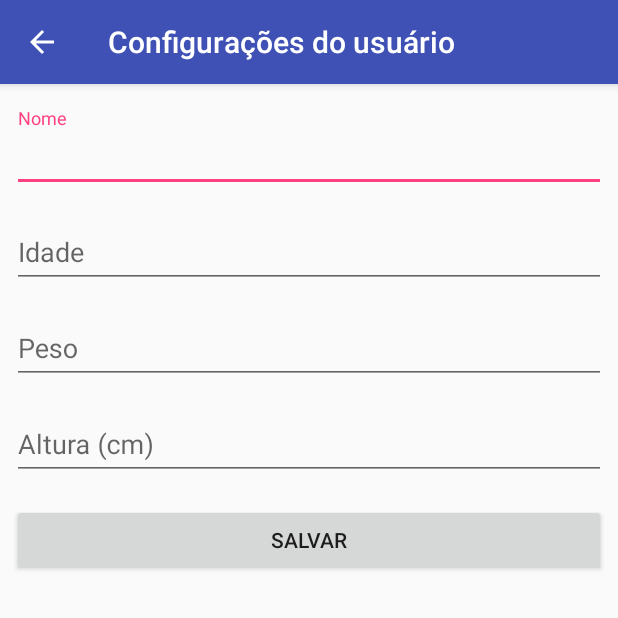
After one commit to lucasratske/workout-android, an Android app: the UserActivity screen opened directly, with no data from a screen before it, on a phone screen of 412 x 824 dp, the top half of it. The commit adds this screen. Run offline under Robolectric (Android 15) with nearby library versions, the phone set to English and light mode, and no system bars; our stand-ins replace Firebase (no records; nobody signed in at launch, a user with empty details on screens opened directly).

Commit message:
Added user activity

```diff
--- a/app/src/main/AndroidManifest.xml
+++ b/app/src/main/AndroidManifest.xml
@@ -38,8 +38,14 @@
             android:parentActivityName=".activity.MainActivity">
             <meta-data
                 android:name="android.support.PARENT_ACTIVITY"
-                android:value=".activity.MainActivity">
-            </meta-data>
+                android:value=".activity.MainActivity"></meta-data>
+        </activity>
+        <activity android:name=".activity.UserActivity"
+            android:label="@string/title_activity_user"
+            android:parentActivityName=".activity.MainActivity">
+            <meta-data
+                android:name="android.support.PARENT_ACTIVITY"
+                android:value=".activity.MainActivity"></meta-data>
         </activity>
     </application>
 
--- a/app/src/main/java/br/com/ratske/workout/activity/MainActivity.java
+++ b/app/src/main/java/br/com/ratske/workout/activity/MainActivity.java
@@ -118,4 +118,9 @@ public class MainActivity extends AppCompatActivity {
         Intent i = new Intent(MainActivity.this, WorkoutsActivity.class);
         startActivity(i);
     }
+
+    public void openUser(View view) {
+        Intent i = new Intent(MainActivity.this, UserActivity.class);
+        startActivity(i);
+    }
 }
--- a/app/src/main/java/br/com/ratske/workout/activity/RegisterActivity.java
+++ b/app/src/main/java/br/com/ratske/workout/activity/RegisterActivity.java
@@ -23,7 +23,6 @@ import br.com.ratske.workout.utils.Utils;
 
 public class RegisterActivity extends AppCompatActivity {
 
-    private DatabaseReference reference = FirebaseDatabase.getInstance().getReference();
     private FirebaseAuth mAuth = FirebaseAuth.getInstance();
     private FirebaseAuth.AuthStateListener mAuthListener;
     private EditText textEmail;
@@ -86,12 +85,15 @@ public class RegisterActivity extends AppCompatActivity {
                         new OnCompleteListener<AuthResult>() {
                             @Override
                             public void onComplete(@NonNull Task<AuthResult> task) {
+
                                 if (task.isSuccessful()) {
 
                                     FirebaseUser firebaseUser = mAuth.getCurrentUser();
 
-                                    DatabaseReference users = reference.child("users");
+                                    DatabaseReference users = FirebaseDatabase.getInstance().getReference("users");
+                                    String key = users.push().getKey();
                                     User user = new User();
+                                    user.setId(key);
                                     user.setAuthId(firebaseUser.getUid());
                                     user.setName(textName.getText().toString());
                                     user.setEmail(firebaseUser.getEmail());
@@ -99,7 +101,7 @@ public class RegisterActivity extends AppCompatActivity {
                                     user.setWeight(Float.parseFloat(textWeight.getText().toString()));
                                     user.setHeight(Integer.parseInt(textHeight.getText().toString()));
 
-                                    users.push().setValue(user);
+                                    users.child(key).setValue(user);
 
                                     Toast.makeText(
                                             RegisterActivity.this,
--- /dev/null
+++ b/app/src/main/java/br/com/ratske/workout/activity/UserActivity.java
@@ -0,0 +1,59 @@
+package br.com.ratske.workout.activity;
+
+import android.support.v7.app.AppCompatActivity;
+import android.os.Bundle;
+import android.util.Log;
+import android.widget.EditText;
+
+import com.google.firebase.auth.FirebaseAuth;
+import com.google.firebase.auth.FirebaseUser;
+import com.google.firebase.database.DataSnapshot;
+import com.google.firebase.database.DatabaseError;
+import com.google.firebase.database.DatabaseReference;
+import com.google.firebase.database.FirebaseDatabase;
+import com.google.firebase.database.Query;
+import com.google.firebase.database.ValueEventListener;
+
+import br.com.ratske.workout.R;
+import br.com.ratske.workout.model.User;
+
+public class UserActivity extends AppCompatActivity {
+
+    private DatabaseReference fbUsers;
+    private FirebaseAuth mAuth = FirebaseAuth.getInstance();
+
+    @Override
+    protected void onCreate(Bundle savedInstanceState) {
+        super.onCreate(savedInstanceState);
+        setContentView(R.layout.activity_user);
+
+        EditText textName = findViewById(R.id.textName);
+        EditText textEmail = findViewById(R.id.textEmail);
+        EditText textAge = findViewById(R.id.textAge);
+        EditText textWeight = findViewById(R.id.textWeight);
+        EditText textHeight = findViewById(R.id.textHeight);
+
+        FirebaseUser user = mAuth.getCurrentUser();
+
+        fbUsers = FirebaseDatabase.getInstance().getReference("users");
+        Query qUsers = fbUsers.orderByChild("authId").equalTo(user.getUid());
+        ValueEventListener userListener = new ValueEventListener() {
+            @Override
+            public void onDataChange(DataSnapshot dataSnapshot) {
+
+                if (dataSnapshot.exists()) {
+
+                    for (DataSnapshot snapshot : dataSnapshot.getChildren()) {
+                        User user = snapshot.getValue(User.class);
+                    }
+
+                }
+            }
+
+            @Override
+            public void onCancelled(DatabaseError databaseError) {
+            }
+        };
+        qUsers.addListenerForSingleValueEvent(userListener);
+    }
+}
--- a/app/src/main/java/br/com/ratske/workout/model/User.java
+++ b/app/src/main/java/br/com/ratske/workout/model/User.java
@@ -1,6 +1,7 @@
 package br.com.ratske.workout.model;
 
 public class User {
+    private String id;
     private String authId;
     private String name;
     private String email;
@@ -11,13 +12,12 @@ public class User {
     public User() {
     }
 
-    public User(String authId, String name, String email, int age, float weight, int height) {
-        this.authId = authId;
-        this.name = name;
-        this.email = email;
-        this.age = age;
-        this.weight = weight;
-        this.height = height;
+    public String getId() {
+        return id;
+    }
+
+    public void setId(String id) {
+        this.id = id;
     }
 
     public String getAuthId() {
--- a/app/src/main/res/layout/activity_main.xml
+++ b/app/src/main/res/layout/activity_main.xml
@@ -39,12 +39,13 @@
         android:layout_marginStart="16dp"
         android:layout_marginTop="8dp"
         android:layout_marginEnd="16dp"
+        android:onClick="openUser"
         android:text="@string/prompt_user_settings"
+        android:theme="@style/Widget.MaterialComponents.Button.UnelevatedButton"
         app:layout_constraintEnd_toEndOf="parent"
         app:layout_constraintHorizontal_bias="0.4"
         app:layout_constraintStart_toStartOf="parent"
-        app:layout_constraintTop_toBottomOf="@+id/button"
-        android:theme="@style/Widget.MaterialComponents.Button.UnelevatedButton" />
+        app:layout_constraintTop_toBottomOf="@+id/button" />
 
 
 </android.support.constraint.ConstraintLayout>
--- /dev/null
+++ b/app/src/main/res/layout/activity_user.xml
@@ -0,0 +1,100 @@
+<?xml version="1.0" encoding="utf-8"?>
+<android.support.constraint.ConstraintLayout xmlns:android="http://schemas.android.com/apk/res/android"
+    xmlns:app="http://schemas.android.com/apk/res-auto"
+    xmlns:tools="http://schemas.android.com/tools"
+    android:layout_width="match_parent"
+    android:layout_height="match_parent"
+    tools:context=".activity.UserActivity">
+
+    <android.support.design.widget.TextInputLayout
+        android:id="@+id/textInputName"
+        android:layout_width="0dp"
+        android:layout_height="wrap_content"
+        android:layout_marginEnd="8dp"
+        android:layout_marginStart="8dp"
+        android:layout_marginTop="16dp"
+        app:layout_constraintEnd_toEndOf="parent"
+        app:layout_constraintStart_toStartOf="parent"
+        app:layout_constraintTop_toTopOf="parent">
+
+        <android.support.design.widget.TextInputEditText
+            android:id="@+id/textName"
+            android:layout_width="match_parent"
+            android:layout_height="wrap_content"
+            android:hint="@string/prompt_name"
+            android:inputType="text|textCapWords"
+            android:maxLength="100" />
+    </android.support.design.widget.TextInputLayout>
+
+    <android.support.design.widget.TextInputLayout
+        android:id="@+id/textInputLayout4"
+        android:layout_width="0dp"
+        android:layout_height="wrap_content"
+        android:layout_marginStart="8dp"
+        android:layout_marginTop="8dp"
+        android:layout_marginEnd="8dp"
+        app:layout_constraintEnd_toEndOf="parent"
+        app:layout_constraintStart_toStartOf="parent"
+        app:layout_constraintTop_toBottomOf="@+id/textInputName">
+
+        <android.support.design.widget.TextInputEditText
+            android:id="@+id/textAge"
+            android:layout_width="match_parent"
+            android:layout_height="wrap_content"
+            android:hint="@string/prompt_age"
+            android:inputType="numberSigned" />
+    </android.support.design.widget.TextInputLayout>
+
+    <android.support.design.widget.TextInputLayout
+        android:id="@+id/textInputLayout6"
+        android:layout_width="0dp"
+        android:layout_height="wrap_content"
+        android:layout_marginEnd="8dp"
+        android:layout_marginStart="8dp"
+        android:layout_marginTop="8dp"
+        app:layout_constraintEnd_toEndOf="parent"
+        app:layout_constraintStart_toStartOf="parent"
+        app:layout_constraintTop_toBottomOf="@+id/textInputLayout4">
+
+        <android.support.design.widget.TextInputEditText
+            android:id="@+id/textWeight"
+            android:layout_width="match_parent"
+            android:layout_height="wrap_content"
+            android:hint="@string/prompt_weight"
+            android:inputType="number|numberDecimal" />
+    </android.support.design.widget.TextInputLayout>
+
+    <android.support.design.widget.TextInputLayout
+        android:id="@+id/textInputLayout8"
+        android:layout_width="0dp"
+        android:layout_height="wrap_content"
+        android:layout_marginEnd="8dp"
+        android:layout_marginStart="8dp"
+        android:layout_marginTop="8dp"
+        app:layout_constraintEnd_toEndOf="parent"
+        app:layout_constraintStart_toStartOf="parent"
+        app:layout_constraintTop_toBottomOf="@+id/textInputLayout6">
+
+        <android.support.design.widget.TextInputEditText
+            android:id="@+id/textHeight"
+            android:layout_width="match_parent"
+            android:layout_height="wrap_content"
+            android:hint="@string/prompt_height"
+            android:inputType="numberSigned"
+            android:maxLength="3" />
+    </android.support.design.widget.TextInputLayout>
+
+    <Button
+        android:id="@+id/btnSalvar"
+        android:layout_width="0dp"
+        android:layout_height="wrap_content"
+        android:layout_marginStart="8dp"
+        android:layout_marginTop="16dp"
+        android:layout_marginEnd="8dp"
+        android:text="@string/prompt_user_save"
+        app:layout_constraintEnd_toEndOf="parent"
+        app:layout_constraintStart_toStartOf="parent"
+        app:layout_constraintTop_toBottomOf="@+id/textInputLayout8" />
+
+
+</android.support.constraint.ConstraintLayout>
--- a/app/src/main/res/values/strings.xml
+++ b/app/src/main/res/values/strings.xml
@@ -53,4 +53,7 @@
     <string name="radio_sunday">Domingo</string>
     <string name="prompt_choose_workout_day">Escolha o dia de treino</string>
     <string name="info_no_workout">Dia livre? Nenhum treino cadastrado!</string>
+
+    <!-- Strings related to user -->
+    <string name="prompt_user_save">Salvar</string>
 </resources>
```
